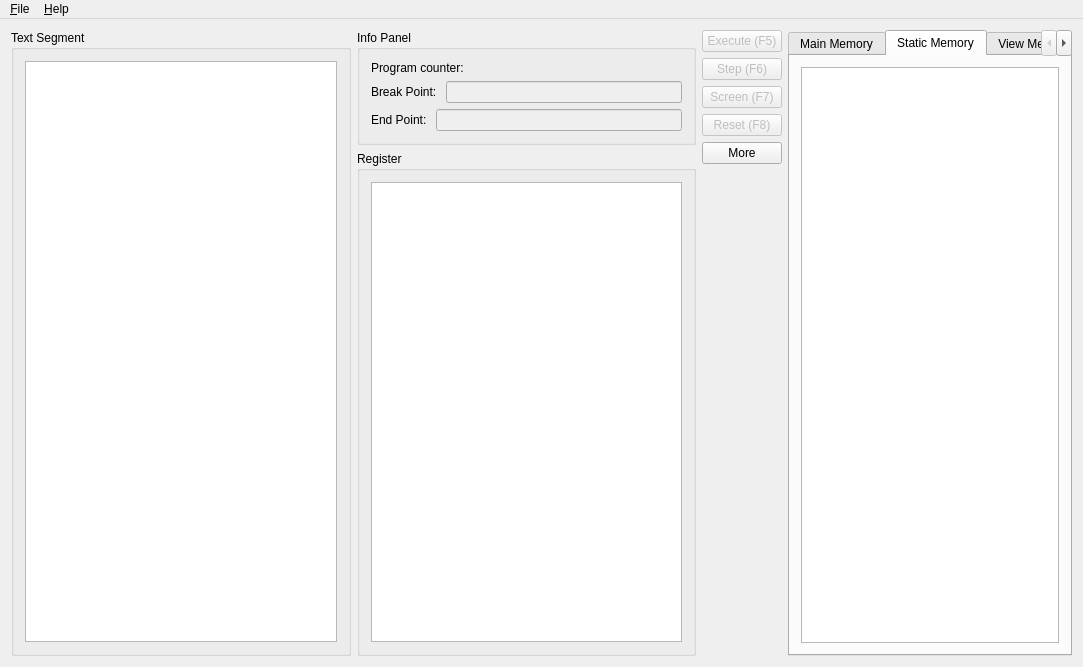
This is mainwindow.ui in VcamX/MIPS-Virtual-Machine as Qt 5 draws it before an edit. The edited form follows.
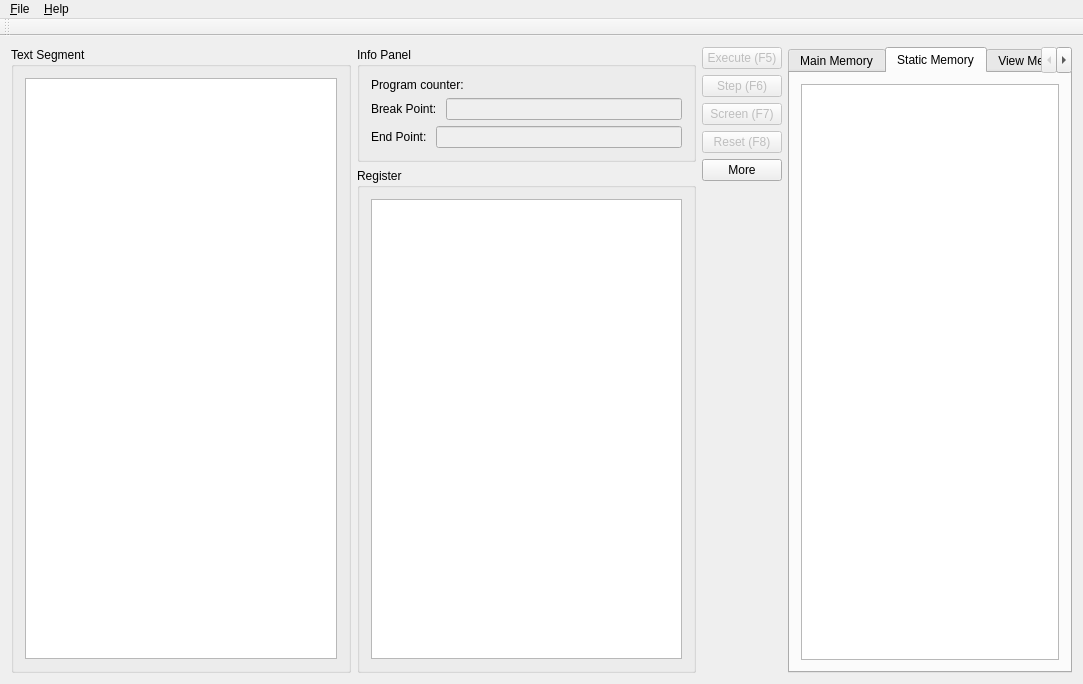
This is the edited form. Icons and pictures are not drawn.

The edit to the form file:
```diff
--- a/mainwindow.ui
+++ b/mainwindow.ui
@@ -355,6 +355,17 @@
    <addaction name="menu"/>
    <addaction name="menu_2"/>
   </widget>
+  <widget class="QToolBar" name="toolBar">
+   <property name="windowTitle">
+    <string>toolBar</string>
+   </property>
+   <attribute name="toolBarArea">
+    <enum>TopToolBarArea</enum>
+   </attribute>
+   <attribute name="toolBarBreak">
+    <bool>false</bool>
+   </attribute>
+  </widget>
   <action name="openAction">
    <property name="icon">
     <iconset resource="icon.qrc">
```
